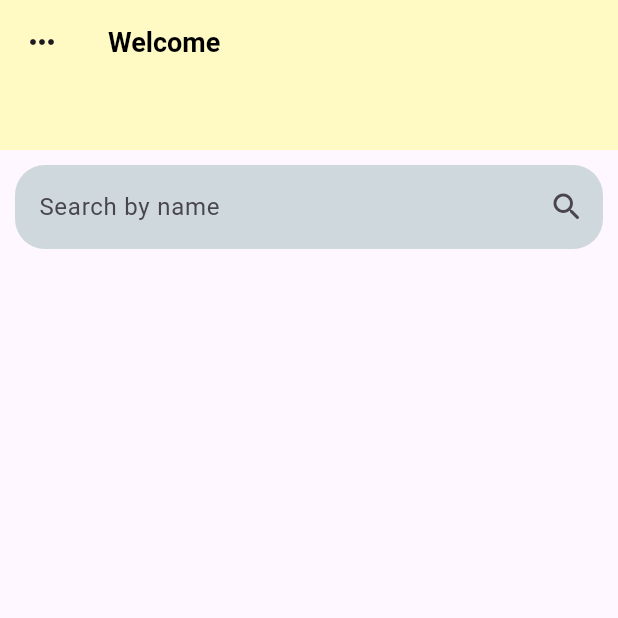
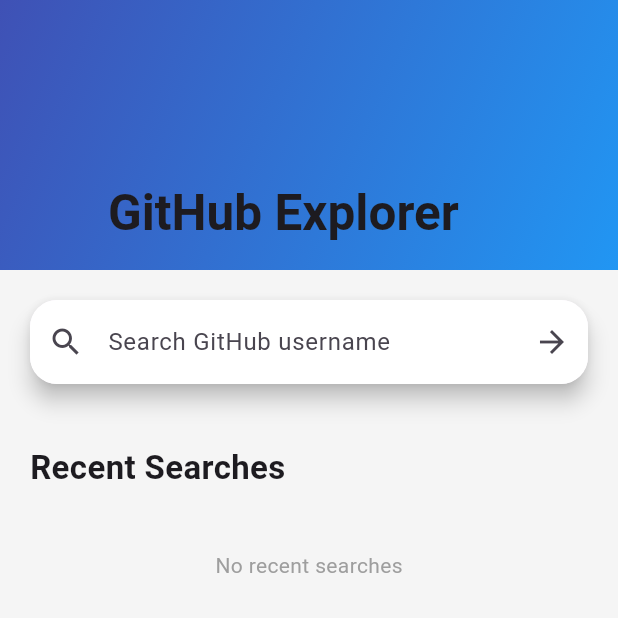
Before and after one commit to jyotimandal456/gitUMS, a Flutter app: the screen it shows after launch, on a phone screen of 412 x 824 dp, the top half of it. Run offline on Flutter 3.47's test engine with Material 3 defaults, Android fonts, the phone set to English and light mode, and no system bars; our stand-ins replace dio, fl_chart, flutter_dotenv, percent_indicator, shared_preferences.

Commit message:
ui decoration

```diff
--- a/lib/config/dio_client.dart
+++ b/lib/config/dio_client.dart
@@ -18,7 +18,6 @@
     InterceptorsWrapper(
       onRequest: (options, handler) {
         final token = dotenv.env['GITHUB_TOKEN'];
-
         if (token != null) {
           options.headers["Authorization"] = "Bearer $token";
         }
--- a/lib/main.dart
+++ b/lib/main.dart
@@ -1,14 +1,13 @@
 import 'package:flutter/material.dart';
 import 'package:flutter_dotenv/flutter_dotenv.dart';
 import 'package:git_ums/providers/git_provider.dart';
+import 'package:git_ums/routes/app_routes.dart';
 import 'package:git_ums/screens/MainScreen.dart';
 import 'package:provider/provider.dart';
 
 Future<void> main() async {
   WidgetsFlutterBinding.ensureInitialized();
-
   await dotenv.load(fileName: ".env");
-
   runApp(
     ChangeNotifierProvider(
       create: (_) => GitProvider(),
@@ -16,7 +15,6 @@
     ),
   );
 }
-
 class MyApp extends StatelessWidget {
   const MyApp({super.key});
 
@@ -24,9 +22,10 @@
   Widget build(BuildContext context) {
     return MaterialApp(
       debugShowCheckedModeBanner: false,
-      title: 'Flutter Demo',
+      title: 'Git UMS',
       theme: ThemeData(),
-      home: const Mainscreen(),
+      initialRoute: AppRoutes.home,
+      routes: AppRoutes.routes,
     );
   }
 }
--- /dev/null
+++ b/lib/routes/app_routes.dart
@@ -0,0 +1,28 @@
+import 'package:flutter/cupertino.dart';
+import 'package:git_ums/screens/MainScreen.dart';
+import 'package:git_ums/screens/Repo_click_screen.dart';
+import 'package:git_ums/screens/followerScreen.dart';
+import 'package:git_ums/screens/following_screen.dart';
+import 'package:git_ums/screens/issueScreen.dart';
+import 'package:git_ums/screens/repoScreen.dart';
+import 'package:git_ums/screens/userscreen.dart';
+
+class AppRoutes {
+  static const home="/";
+  static const user ="/user";
+  static const  repo ="/repo";
+  static const repoDetail='/repoDetail';
+  static const followers="/followers";
+  static const following="/following";
+  static const issues="/issues";
+
+  static Map<String,WidgetBuilder>routes={
+    home:(context)=> Mainscreen(),
+    user:(context)=>UserDetailScreen(),
+    repo:(context)=>RepoScreen(),
+    repoDetail:(context)=>RepoClickScreen(),
+    followers:(context)=>FollowersScreen(),
+    following:(context)=>FollowingScreen(),
+    issues:(context)=>Issuescreen(),
+  };
+}
--- a/lib/screens/MainScreen.dart
+++ b/lib/screens/MainScreen.dart
@@ -4,6 +4,8 @@
 import 'package:git_ums/providers/git_provider.dart';
 import 'package:git_ums/screens/userscreen.dart';
 import 'package:provider/provider.dart';
+
+import '../routes/app_routes.dart';
 
 class Mainscreen extends StatefulWidget {
   const Mainscreen({super.key});
@@ -21,62 +23,147 @@
 
   Future<void> loadUser() async {
     final provider = context.read<GitProvider>();
-    final username = await provider.getSavedUsernames();
 
-    if(username != null){
-      await provider.searchUser(username as String);
+    final usernames = await provider.getSavedUsernames();
+
+    if (usernames.isNotEmpty) {
+      await provider.searchUser(usernames.last);
+    }
   }
 
-  }
+  @override
   @override
   Widget build(BuildContext context) {
     return Scaffold(
-      body: Consumer<GitProvider>(builder: (context,provider,_){
+      backgroundColor: Colors.grey.shade100,
+      body: Consumer<GitProvider>(
+        builder: (context, provider, _) {
           return CustomScrollView(
-          scrollDirection: Axis.vertical,
             slivers: [
               SliverAppBar(
-              leading: Icon(Icons.more_horiz),
+                expandedHeight: 180,
+                pinned: true,
+                centerTitle: true,
+                backgroundColor: Colors.indigo,
+                flexibleSpace: FlexibleSpaceBar(
                   title: Text(
-                'Welcome',
-                style: TextStyle(
-                  fontSize: 18,
-                  fontWeight: FontWeight.bold,
-                  color: Colors.black,
+                    "GitHub Explorer",
+                    style: TextStyle(fontWeight: FontWeight.bold),
                   ),
-              ),
-              expandedHeight: 100,
-              pinned: true,
-              flexibleSpace: FlexibleSpaceBar(
                   background: Container(
-                  color: Colors.yellow.shade100,
+                    decoration: BoxDecoration(
+                      gradient: LinearGradient(
+                        colors: [Colors.indigo, Colors.blue],
+                        begin: Alignment.topLeft,
+                        end: Alignment.bottomRight,
                       ),
                     ),
                   ),
-
+                ),
+              ),
               SliverToBoxAdapter(
                 child: Padding(
-                padding:  EdgeInsets.all(10),
+                  padding: EdgeInsets.all(20),
+                  child: Material(
+                    elevation: 6,
+                    borderRadius: BorderRadius.circular(18),
                     child: TextFormField(
                       controller: provider.controller,
                       decoration: InputDecoration(
-                    hintText: 'Search by name',
+                        hintText: "Search GitHub username",
+                        prefixIcon: Icon(Icons.search),
                         suffixIcon: IconButton(
+                          icon: Icon(Icons.arrow_forward),
                           onPressed: () async {
                             String username = provider.controller.text.trim();
+
+                            if (username.isNotEmpty) {
                               await provider.searchUser(username);
-                       // await provider.getRepo(username);
-
+                            }
                           },
-                      icon: Icon(Icons.search_rounded),
+                        ),
+                        border: OutlineInputBorder(
+                          borderRadius: BorderRadius.circular(18),
+                          borderSide: BorderSide.none,
                         ),
                         filled: true,
-                    fillColor: Colors.blueGrey.shade100,
-                    border: OutlineInputBorder(
-                      borderRadius: BorderRadius.circular(20),
-                      borderSide: BorderSide.none,
+                        fillColor: Colors.white,
                       ),
                     ),
+                  ),
+                ),
+              ),
+              if (provider.user.isNotEmpty)
+                SliverToBoxAdapter(
+                  child: Padding(
+                    padding: EdgeInsets.symmetric(horizontal: 20, vertical: 10),
+                    child: InkWell(
+                      borderRadius: BorderRadius.circular(20),
+                      onTap: () {
+                        Navigator.pushNamed(context, AppRoutes.user);
+                      },
+                      child: Card(
+                        elevation: 8,
+                        shape: RoundedRectangleBorder(
+                          borderRadius: BorderRadius.circular(20),
+                        ),
+                        child: Padding(
+                          padding: EdgeInsets.all(18),
+                          child: Row(
+                            children: [
+                              Hero(
+                                tag: provider.user["login"],
+                                child: CircleAvatar(
+                                  radius: 35,
+                                  backgroundImage: NetworkImage(
+                                    provider.user["avatar_url"],
+                                  ),
+                                ),
+                              ),
+                              SizedBox(width: 20),
+                              Expanded(
+                                child: Column(
+                                  crossAxisAlignment: CrossAxisAlignment.start,
+                                  children: [
+                                    Text(
+                                      provider.user["login"],
+                                      style: TextStyle(
+                                        fontWeight: FontWeight.bold,
+                                        fontSize: 20,
+                                      ),
+                                    ),
+
+                                    SizedBox(height: 5),
+
+                                    Text(
+                                      provider.user["name"] ?? "No Name",
+                                      style: TextStyle(color: Colors.grey),
+                                    ),
+
+                                    SizedBox(height: 10),
+
+                                    Text(
+                                      "Tap to view profile",
+                                      style: TextStyle(color: Colors.blue),
+                                    ),
+                                  ],
+                                ),
+                              ),
+
+                              // Icon(Icons.arrow_forward_ios)
+                            ],
+                          ),
+                        ),
+                      ),
+                    ),
+                  ),
+                ),
+              SliverToBoxAdapter(
+                child: Padding(
+                  padding: EdgeInsets.only(left: 20, top: 20, bottom: 10),
+                  child: Text(
+                    "Recent Searches",
+                    style: TextStyle(fontWeight: FontWeight.bold, fontSize: 22),
                   ),
                 ),
               ),
@@ -85,76 +172,58 @@
                   future: provider.getSavedUsernames(),
                   builder: (context, snapshot) {
                     if (!snapshot.hasData || snapshot.data!.isEmpty) {
-                    return const SizedBox();
+                      return Center(
+                        child: Padding(
+                          padding: EdgeInsets.all(30),
+                          child: Text(
+                            "No recent searches",
+                            style: TextStyle(color: Colors.grey),
+                          ),
+                        ),
+                      );
                     }
+
                     final users = snapshot.data!;
-                  return ListView.builder(
+
+                    return ListView.separated(
                       shrinkWrap: true,
                       physics: NeverScrollableScrollPhysics(),
                       itemCount: users.length,
+                      separatorBuilder: (_, __) => SizedBox(height: 8),
                       itemBuilder: (context, index) {
-                      return ListTile(
-                        leading: Icon(Icons.history),
+                        return Padding(
+                          padding: EdgeInsets.symmetric(horizontal: 20),
+                          child: Card(
+                            elevation: 3,
+                            shape: RoundedRectangleBorder(
+                              borderRadius: BorderRadius.circular(15),
+                            ),
+                            child: ListTile(
+                              leading: CircleAvatar(
+                                backgroundColor: Colors.indigo.shade100,
+                                child: Icon(
+                                  Icons.history,
+                                  color: Colors.indigo,
+                                ),
+                              ),
                               title: Text(users[index]),
+                              trailing: Icon(Icons.arrow_forward_ios),
                               onTap: () async {
                                 await provider.searchUser(users[index]);
+
+                                Navigator.pushNamed(context, AppRoutes.user);
                               },
+                            ),
+                          ),
                         );
                       },
                     );
                   },
                 ),
               ),
-            SliverToBoxAdapter(
-              child: provider.user.isEmpty
-                  ?  SizedBox()
-                  : InkWell(
-                onTap: () {
-                  Navigator.push(context, MaterialPageRoute(builder: (context) => UserDetailScreen()));
-                },
-                child: Card(
-                  margin:  EdgeInsets.all(16),
-                  child: ListTile(
-                    leading: CircleAvatar(backgroundImage:
-                      NetworkImage(provider.user["avatar_url"]),
-                    ),
-                    title: Text(provider.user["login"]),
-                    subtitle: Text(provider.user["name"] ?? "No Name"),
-                  ),
-                ),
-              ),
-            ),
-            // SliverToBoxAdapter(
-            //   child: Container(
-            //     height: 300,
-            //     width: 300,
-            //     child: ListView.builder(
-            //       scrollDirection: Axis.horizontal,
-            //       itemCount: 10,
-            //       itemBuilder: (context, index) {
-            //         return Container(
-            //           width: 300,
-            //           margin:  EdgeInsets.all(8),
-            //           decoration: BoxDecoration(
-            //             color: Colors.blueGrey.shade100,
-            //             borderRadius: BorderRadius.circular(12),
-            //           ),
-            //           child: Center(
-            //             child: Text(
-            //               "Item ${index + 1}",
-            //               style:  TextStyle(color: Colors.white),
-            //             ),
-            //           ),
-            //         );
-            //       },
-            //     ),
-            //   ),
-            // ),
             ],
-
           );
         },
-
       ),
     );
   }
--- a/lib/screens/Repo_click_screen.dart
+++ b/lib/screens/Repo_click_screen.dart
@@ -3,6 +3,8 @@
 import 'package:git_ums/screens/issueScreen.dart';
 import 'package:provider/provider.dart';
 import 'package:percent_indicator/percent_indicator.dart';
+
+import '../routes/app_routes.dart';
 
 class RepoClickScreen extends StatelessWidget {
   const RepoClickScreen({super.key});
@@ -136,11 +138,7 @@
                           repo["owner"]["login"],
                           repo["name"],
                         );
-
-                        Navigator.push(
-                          context,
-                          MaterialPageRoute(builder: (_) => Issuescreen()),
-                        );
+                        Navigator.pushNamed(context, AppRoutes.issues);
                       },
                     ),
 
--- a/lib/screens/followerScreen.dart
+++ b/lib/screens/followerScreen.dart
@@ -2,6 +2,7 @@
 import 'package:git_ums/screens/userscreen.dart';
 import 'package:provider/provider.dart';
 import '../providers/git_provider.dart';
+import '../routes/app_routes.dart';
 
 class FollowersScreen extends StatelessWidget {
   const FollowersScreen({super.key});
@@ -35,7 +36,7 @@
                     ),
                 onTap: () {
                   provider.searchUser(follower["login"]);
-                  Navigator.push(context, MaterialPageRoute(builder: (_) => UserDetailScreen ()));
+                  Navigator.pushNamed(context, AppRoutes.user);
                   },
                 );
 
--- a/lib/screens/following_screen.dart
+++ b/lib/screens/following_screen.dart
@@ -2,6 +2,8 @@
 import 'package:git_ums/providers/git_provider.dart';
 import 'package:git_ums/screens/userscreen.dart';
 import 'package:provider/provider.dart';
+
+import '../routes/app_routes.dart';
 class FollowingScreen extends StatelessWidget {
   const FollowingScreen({super.key});
 
@@ -32,8 +34,7 @@
                 style: TextStyle(color: Colors.white),),
                 onTap: () {provider.searchUser(follower['login'],
                   );
-                  Navigator.push(context, MaterialPageRoute(builder: (_)=> UserDetailScreen()));
-                  },
+                Navigator.pushNamed(context, AppRoutes.user);                  },
             );
           },
         ),
--- a/lib/screens/repoScreen.dart
+++ b/lib/screens/repoScreen.dart
@@ -2,6 +2,8 @@
 import 'package:git_ums/providers/git_provider.dart';
 import 'package:git_ums/screens/Repo_click_screen.dart';
 import 'package:provider/provider.dart';
+
+import '../routes/app_routes.dart';
 
 class RepoScreen extends StatelessWidget {
   const RepoScreen({super.key});
@@ -66,13 +68,7 @@
                               repo["owner"]["login"],
                               repo["name"],
                             );
-
-                            Navigator.push(
-                              context,
-                              MaterialPageRoute(
-                                builder: (_) => RepoClickScreen(),
-                              ),
-                            );
+                            Navigator.pushNamed(context, AppRoutes.repoDetail);
                           },
                           child: Container(
                             padding: EdgeInsets.all(16),
--- a/lib/screens/userscreen.dart
+++ b/lib/screens/userscreen.dart
@@ -6,6 +6,8 @@
 import 'package:provider/provider.dart';
 import '../providers/git_provider.dart';
 import 'package:fl_chart/fl_chart.dart';
+
+import '../routes/app_routes.dart';
 
 class UserDetailScreen extends StatelessWidget {
   const UserDetailScreen({super.key});
@@ -109,8 +111,7 @@
                                     onTap: () async {
                                       await provider.getfollowers(
                                           provider.user["login"]);
-                                      Navigator.push(context, MaterialPageRoute(
-                                        builder: (_) => FollowersScreen(),));
+                                      Navigator.pushNamed(context, AppRoutes.followers);
                                     },
                                     child: Row(
                                       children: [
@@ -136,8 +137,7 @@
                                     onTap: () async {
                                       await provider.getfollowing(
                                           provider.user["login"]);
-                                      Navigator.push(context, MaterialPageRoute(
-                                        builder: (_) => FollowingScreen(),));
+                                      Navigator.pushNamed(context, AppRoutes.following);
                                     },
                                     child: Row(
                                       children: [
@@ -170,8 +170,7 @@
                                 onTap: () async {
                                   await provider.getRepo(
                                       provider.user["login"]);
-                                  Navigator.push(context, MaterialPageRoute(
-                                      builder: (_) => RepoScreen()));
+                                  Navigator.pushNamed(context, AppRoutes.repo);
                                 },
                               ),
                               Divider(),
```
Lines whose indentation alone changed are shown as unchanged.
